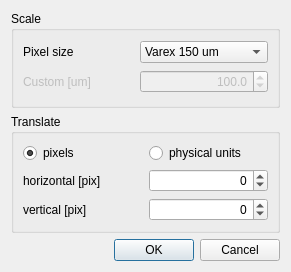
Before: the Qt Designer form CalibrateDialog.ui in zoltan885/P212ImageViewer, drawn with Qt 5.
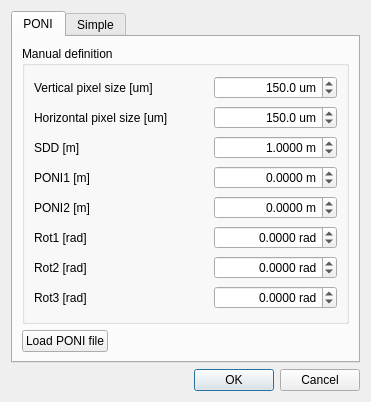
After: the same form once the commit is applied.

```diff
--- a/CalibrateDialog.ui
+++ b/CalibrateDialog.ui
@@ -6,8 +6,8 @@
    <rect>
     <x>0</x>
     <y>0</y>
-    <width>291</width>
-    <height>272</height>
+    <width>371</width>
+    <height>402</height>
    </rect>
   </property>
   <property name="windowTitle">
@@ -15,6 +15,305 @@
   </property>
   <layout class="QVBoxLayout" name="verticalLayout">
    <item>
+    <widget class="QTabWidget" name="tabWidget">
+     <property name="currentIndex">
+      <number>0</number>
+     </property>
+     <widget class="QWidget" name="poni">
+      <attribute name="title">
+       <string>PONI</string>
+      </attribute>
+      <layout class="QVBoxLayout" name="verticalLayout_3">
+       <item>
+        <widget class="QGroupBox" name="groupBox_3">
+         <property name="sizePolicy">
+          <sizepolicy hsizetype="MinimumExpanding" vsizetype="Preferred">
+           <horstretch>0</horstretch>
+           <verstretch>0</verstretch>
+          </sizepolicy>
+         </property>
+         <property name="title">
+          <string>Manual definition</string>
+         </property>
+         <layout class="QGridLayout" name="gridLayout_3">
+          <item row="3" column="0">
+           <widget class="QLabel" name="label_12">
+            <property name="text">
+             <string>SDD [m]</string>
+            </property>
+           </widget>
+          </item>
+          <item row="2" column="2">
+           <widget class="QDoubleSpinBox" name="doubleSpinBox_3">
+            <property name="alignment">
+             <set>Qt::AlignRight|Qt::AlignTrailing|Qt::AlignVCenter</set>
+            </property>
+            <property name="suffix">
+             <string> um</string>
+            </property>
+            <property name="decimals">
+             <number>1</number>
+            </property>
+            <property name="maximum">
+             <double>1000.000000000000000</double>
+            </property>
+            <property name="singleStep">
+             <double>10.000000000000000</double>
+            </property>
+            <property name="value">
+             <double>150.000000000000000</double>
+            </property>
+           </widget>
+          </item>
+          <item row="9" column="2">
+           <widget class="QDoubleSpinBox" name="doubleSpinBox_8">
+            <property name="alignment">
+             <set>Qt::AlignRight|Qt::AlignTrailing|Qt::AlignVCenter</set>
+            </property>
+            <property name="suffix">
+             <string> rad</string>
+            </property>
+            <property name="decimals">
+             <number>4</number>
+            </property>
+            <property name="minimum">
+             <double>-3.140000000000000</double>
+            </property>
+            <property name="maximum">
+             <double>3.140000000000000</double>
+            </property>
+            <property name="singleStep">
+             <double>0.100000000000000</double>
+            </property>
+           </widget>
+          </item>
+          <item row="9" column="0">
+           <widget class="QLabel" name="label_11">
+            <property name="text">
+             <string>Rot3 [rad]</string>
+            </property>
+           </widget>
+          </item>
+          <item row="1" column="0">
+           <widget class="QLabel" name="label_7">
+            <property name="text">
+             <string>Vertical pixel size [um]</string>
+            </property>
+           </widget>
+          </item>
+          <item row="1" column="2">
+           <widget class="QDoubleSpinBox" name="doubleSpinBox_2">
+            <property name="alignment">
+             <set>Qt::AlignRight|Qt::AlignTrailing|Qt::AlignVCenter</set>
+            </property>
+            <property name="suffix">
+             <string> um</string>
+            </property>
+            <property name="decimals">
+             <number>1</number>
+            </property>
+            <property name="maximum">
+             <double>1000.000000000000000</double>
+            </property>
+            <property name="singleStep">
+             <double>10.000000000000000</double>
+            </property>
+            <property name="value">
+             <double>150.000000000000000</double>
+            </property>
+           </widget>
+          </item>
+          <item row="2" column="0">
+           <widget class="QLabel" name="label_8">
+            <property name="text">
+             <string>Horizontal pixel size [um]</string>
+            </property>
+           </widget>
+          </item>
+          <item row="6" column="2">
+           <widget class="QDoubleSpinBox" name="doubleSpinBox_5">
+            <property name="alignment">
+             <set>Qt::AlignRight|Qt::AlignTrailing|Qt::AlignVCenter</set>
+            </property>
+            <property name="suffix">
+             <string> m</string>
+            </property>
+            <property name="decimals">
+             <number>4</number>
+            </property>
+            <property name="minimum">
+             <double>-5.000000000000000</double>
+            </property>
+            <property name="maximum">
+             <double>5.000000000000000</double>
+            </property>
+            <property name="singleStep">
+             <double>0.100000000000000</double>
+            </property>
+           </widget>
+          </item>
+          <item row="4" column="0">
+           <widget class="QLabel" name="label_5">
+            <property name="text">
+             <string>PONI1 [m]</string>
+            </property>
+           </widget>
+          </item>
+          <item row="6" column="0">
+           <widget class="QLabel" name="label_6">
+            <property name="text">
+             <string>PONI2 [m]</string>
+            </property>
+           </widget>
+          </item>
+          <item row="7" column="0">
+           <widget class="QLabel" name="label_9">
+            <property name="text">
+             <string>Rot1 [rad]</string>
+            </property>
+           </widget>
+          </item>
+          <item row="8" column="2">
+           <widget class="QDoubleSpinBox" name="doubleSpinBox_7">
+            <property name="alignment">
+             <set>Qt::AlignRight|Qt::AlignTrailing|Qt::AlignVCenter</set>
+            </property>
+            <property name="suffix">
+             <string> rad</string>
+            </property>
+            <property name="decimals">
+             <number>4</number>
+            </property>
+            <property name="minimum">
+             <double>-3.140000000000000</double>
+            </property>
+            <property name="maximum">
+             <double>3.140000000000000</double>
+            </property>
+            <property name="singleStep">
+             <double>0.100000000000000</double>
+            </property>
+           </widget>
+          </item>
+          <item row="4" column="2">
+           <widget class="QDoubleSpinBox" name="doubleSpinBox_4">
+            <property name="alignment">
+             <set>Qt::AlignRight|Qt::AlignTrailing|Qt::AlignVCenter</set>
+            </property>
+            <property name="suffix">
+             <string> m</string>
+            </property>
+            <property name="decimals">
+             <number>4</number>
+            </property>
+            <property name="minimum">
+             <double>-5.000000000000000</double>
+            </property>
+            <property name="maximum">
+             <double>5.000000000000000</double>
+            </property>
+            <property name="singleStep">
+             <double>0.100000000000000</double>
+            </property>
+           </widget>
+          </item>
+          <item row="7" column="2">
+           <widget class="QDoubleSpinBox" name="doubleSpinBox_6">
+            <property name="alignment">
+             <set>Qt::AlignRight|Qt::AlignTrailing|Qt::AlignVCenter</set>
+            </property>
+            <property name="suffix">
+             <string> rad</string>
+            </property>
+            <property name="decimals">
+             <number>4</number>
+            </property>
+            <property name="minimum">
+             <double>-3.140000000000000</double>
+            </property>
+            <property name="maximum">
+             <double>3.140000000000000</double>
+            </property>
+            <property name="singleStep">
+             <double>0.100000000000000</double>
+            </property>
+           </widget>
+          </item>
+          <item row="3" column="2">
+           <widget class="QDoubleSpinBox" name="doubleSpinBox_9">
+            <property name="alignment">
+             <set>Qt::AlignRight|Qt::AlignTrailing|Qt::AlignVCenter</set>
+            </property>
+            <property name="buttonSymbols">
+             <enum>QAbstractSpinBox::UpDownArrows</enum>
+            </property>
+            <property name="suffix">
+             <string> m</string>
+            </property>
+            <property name="decimals">
+             <number>4</number>
+            </property>
+            <property name="minimum">
+             <double>0.100000000000000</double>
+            </property>
+            <property name="maximum">
+             <double>20.000000000000000</double>
+            </property>
+            <property name="singleStep">
+             <double>0.100000000000000</double>
+            </property>
+            <property name="value">
+             <double>1.000000000000000</double>
+            </property>
+           </widget>
+          </item>
+          <item row="8" column="0">
+           <widget class="QLabel" name="label_10">
+            <property name="text">
+             <string>Rot2 [rad]</string>
+            </property>
+           </widget>
+          </item>
+          <item row="2" column="1">
+           <spacer name="horizontalSpacer_2">
+            <property name="orientation">
+             <enum>Qt::Horizontal</enum>
+            </property>
+            <property name="sizeType">
+             <enum>QSizePolicy::Fixed</enum>
+            </property>
+            <property name="sizeHint" stdset="0">
+             <size>
+              <width>40</width>
+              <height>20</height>
+             </size>
+            </property>
+           </spacer>
+          </item>
+         </layout>
+        </widget>
+       </item>
+       <item>
+        <widget class="QPushButton" name="pushButton">
+         <property name="sizePolicy">
+          <sizepolicy hsizetype="Fixed" vsizetype="Fixed">
+           <horstretch>0</horstretch>
+           <verstretch>0</verstretch>
+          </sizepolicy>
+         </property>
+         <property name="text">
+          <string>Load PONI file</string>
+         </property>
+        </widget>
+       </item>
+      </layout>
+     </widget>
+     <widget class="QWidget" name="simple">
+      <attribute name="title">
+       <string>Simple</string>
+      </attribute>
+      <layout class="QVBoxLayout" name="verticalLayout_2">
+       <item>
     <widget class="QGroupBox" name="groupBox">
      <property name="title">
       <string>Scale</string>
@@ -213,6 +512,10 @@
        </widget>
       </item>
      </layout>
+        </widget>
+       </item>
+      </layout>
+     </widget>
     </widget>
    </item>
    <item>
```
Left out of the diff: 76 changed lines with no effect on the pictures. Lines whose indentation alone changed are shown as unchanged.
